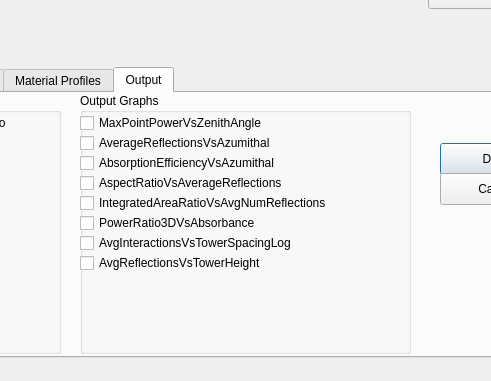
Above: XMLWidget/inputpage.ui from agiron123/3DPhotovoltaics before the change; both pictures show x 252 to 743 and y 133 to 514 of the 906 by 514 pixel window. Below: the same form after it.
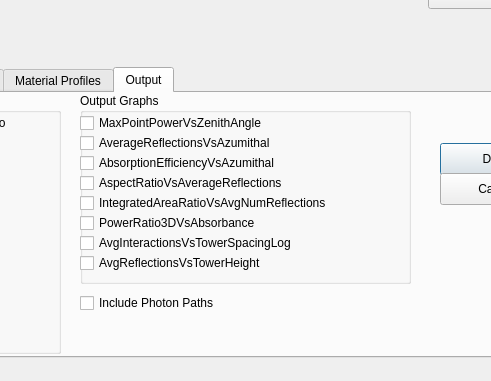
That is the form after the change.

Commit message: Added Graphs Setting Tag to the XML GUI.

Patch:
```diff
--- a/XMLWidget/inputpage.ui
+++ b/XMLWidget/inputpage.ui
@@ -707,7 +707,7 @@
        <x>260</x>
        <y>0</y>
        <width>331</width>
-       <height>261</height>
+       <height>191</height>
       </rect>
      </property>
      <property name="title">
@@ -844,6 +844,19 @@
       <string>Cancel</string>
      </property>
     </widget>
+    <widget class="QCheckBox" name="include_paths">
+     <property name="geometry">
+      <rect>
+       <x>260</x>
+       <y>200</y>
+       <width>161</width>
+       <height>20</height>
+      </rect>
+     </property>
+     <property name="text">
+      <string>Include Photon Paths</string>
+     </property>
+    </widget>
    </widget>
   </widget>
   <widget class="QPushButton" name="addSimulationButton">
```
The commit also changes 3 other files.
